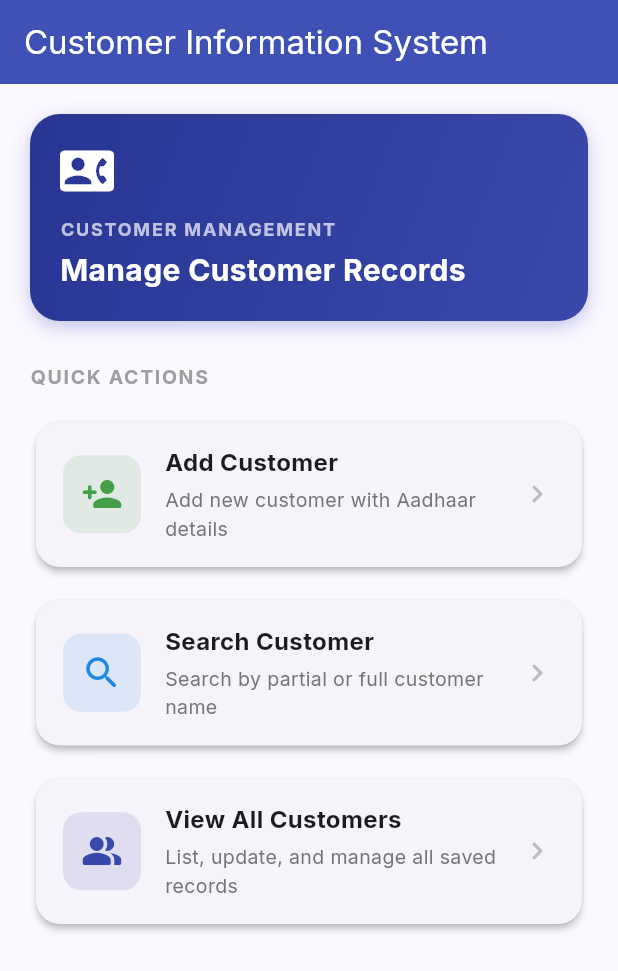
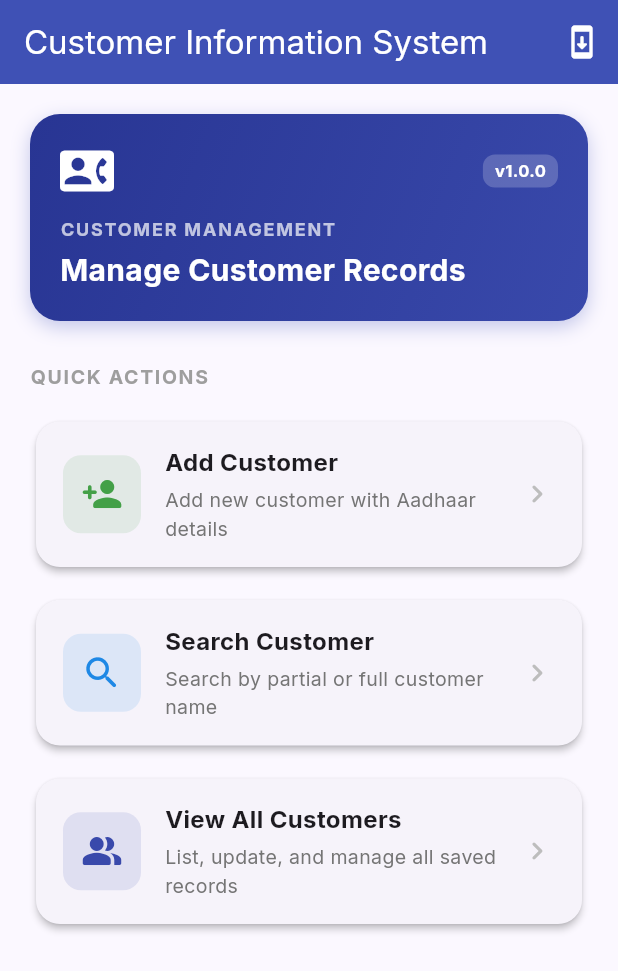
Before and after one commit to ritesh1429/customer-management-app, a Flutter app: the screen it shows after launch, on a phone screen of 412 x 824 dp. Shown: the top 971 px of the screen. Run offline on Flutter 3.47's test engine with Material 3 defaults, Android fonts, the phone set to English and light mode, and no system bars; our stand-ins replace google_fonts; accounts and stored records are empty; network calls fail.

Commit message:
Add in-app auto update system, A-Z fast scroller, and build outputs

```diff
--- a/customer_app/lib/screens/home_screen.dart
+++ b/customer_app/lib/screens/home_screen.dart
@@ -2,9 +2,24 @@ import 'package:flutter/material.dart';
 import 'add_customer_screen.dart';
 import 'search_customer_screen.dart';
 import 'all_customers_screen.dart';
+import '../services/update_service.dart';
 
-class HomeScreen extends StatelessWidget {
+class HomeScreen extends StatefulWidget {
   const HomeScreen({super.key});
+
+  @override
+  State<HomeScreen> createState() => _HomeScreenState();
+}
+
+class _HomeScreenState extends State<HomeScreen> {
+  @override
+  void initState() {
+    super.initState();
+    // Check for updates in background on app startup
+    WidgetsBinding.instance.addPostFrameCallback((_) {
+      UpdateService.checkForUpdates(context, showNoUpdateDialog: false);
+    });
+  }
 
   @override
   Widget build(BuildContext context) {
@@ -14,6 +29,15 @@ class HomeScreen extends StatelessWidget {
         elevation: 0,
         backgroundColor: Colors.indigo,
         foregroundColor: Colors.white,
+        actions: [
+          IconButton(
+            icon: const Icon(Icons.system_update_rounded),
+            tooltip: 'Check for Updates',
+            onPressed: () {
+              UpdateService.checkForUpdates(context, showNoUpdateDialog: true);
+            },
+          ),
+        ],
       ),
       body: SafeArea(
         child: Padding(
@@ -34,18 +58,38 @@ class HomeScreen extends StatelessWidget {
                   borderRadius: BorderRadius.circular(20),
                   boxShadow: [
                     BoxShadow(
-                      color: Colors.indigo.withOpacity(0.3),
+                      color: Colors.indigo.withValues(alpha: 0.3),
                       blurRadius: 10,
                       offset: const Offset(0, 4),
                     ),
                   ],
                 ),
-                child: const Column(
+                child: Column(
                   crossAxisAlignment: CrossAxisAlignment.start,
                   children: [
-                    Icon(Icons.contact_phone_rounded, color: Colors.white, size: 36),
-                    SizedBox(height: 12),
-                    Text(
+                    Row(
+                      mainAxisAlignment: MainAxisAlignment.spaceBetween,
+                      children: [
+                        const Icon(Icons.contact_phone_rounded, color: Colors.white, size: 36),
+                        Container(
+                          padding: const EdgeInsets.symmetric(horizontal: 8, vertical: 3),
+                          decoration: BoxDecoration(
+                            color: Colors.white.withValues(alpha: 0.2),
+                            borderRadius: BorderRadius.circular(8),
+                          ),
+                          child: const Text(
+                            'v${UpdateService.currentAppVersion}',
+                            style: TextStyle(
+                              color: Colors.white,
+                              fontSize: 11,
+                              fontWeight: FontWeight.bold,
+                            ),
+                          ),
+                        ),
+                      ],
+                    ),
+                    const SizedBox(height: 12),
+                    const Text(
                       'CUSTOMER MANAGEMENT',
                       style: TextStyle(
                         color: Colors.white70,
@@ -54,8 +98,8 @@ class HomeScreen extends StatelessWidget {
                         letterSpacing: 1.2,
                       ),
                     ),
-                    SizedBox(height: 4),
-                    Text(
+                    const SizedBox(height: 4),
+                    const Text(
                       'Manage Customer Records',
                       style: TextStyle(
                         color: Colors.white,
@@ -154,7 +198,7 @@ class HomeScreen extends StatelessWidget {
               Container(
                 padding: const EdgeInsets.all(12),
                 decoration: BoxDecoration(
-                  color: color.withOpacity(0.12),
+                  color: color.withValues(alpha: 0.12),
                   borderRadius: BorderRadius.circular(12),
                 ),
                 child: Icon(icon, color: color, size: 28),
--- /dev/null
+++ b/customer_app/lib/services/update_service.dart
@@ -0,0 +1,220 @@
+import 'dart:convert';
+import 'package:flutter/material.dart';
+import 'package:http/http.dart' as http;
+import 'package:url_launcher/url_launcher.dart';
+import 'api_service.dart';
+
+class UpdateInfo {
+  final String latestVersion;
+  final int latestVersionCode;
+  final String downloadUrl;
+  final String releaseNotes;
+  final bool forceUpdate;
+
+  UpdateInfo({
+    required this.latestVersion,
+    required this.latestVersionCode,
+    required this.downloadUrl,
+    required this.releaseNotes,
+    required this.forceUpdate,
+  });
+
+  factory UpdateInfo.fromJson(Map<String, dynamic> json) {
+    return UpdateInfo(
+      latestVersion: json['latest_version'] ?? '1.0.0',
+      latestVersionCode: json['latest_version_code'] ?? 1,
+      downloadUrl: json['download_url'] ?? '',
+      releaseNotes: json['release_notes'] ?? 'General improvements and bug fixes.',
+      forceUpdate: json['force_update'] ?? false,
+    );
+  }
+}
+
+class UpdateService {
+  static const String currentAppVersion = '1.0.0';
+
+  /// Check server for app updates
+  static Future<void> checkForUpdates(
+    BuildContext context, {
+    bool showNoUpdateDialog = false,
+  }) async {
+    try {
+      final response = await http.get(
+        Uri.parse('${ApiService.baseUrl}/app/version'),
+        headers: {
+          'Content-Type': 'application/json',
+          'Accept': 'application/json',
+        },
+      ).timeout(const Duration(seconds: 5));
+
+      if (response.statusCode == 200) {
+        final data = jsonDecode(response.body);
+        final updateInfo = UpdateInfo.fromJson(data);
+
+        final bool isUpdateAvailable = _isNewerVersion(
+          updateInfo.latestVersion,
+          currentAppVersion,
+        );
+
+        if (!context.mounted) return;
+
+        if (isUpdateAvailable) {
+          _showUpdateDialog(context, updateInfo);
+        } else if (showNoUpdateDialog) {
+          ScaffoldMessenger.of(context).showSnackBar(
+            SnackBar(
+              content: const Text('App is up to date (v$currentAppVersion)'),
+              backgroundColor: Colors.green.shade700,
+              behavior: SnackBarBehavior.floating,
+            ),
+          );
+        }
+      }
+    } catch (_) {
+      if (showNoUpdateDialog && context.mounted) {
+        ScaffoldMessenger.of(context).showSnackBar(
+          const SnackBar(
+            content: Text('Could not check for updates. Please try again.'),
+            backgroundColor: Colors.orange,
+            behavior: SnackBarBehavior.floating,
+          ),
+        );
+      }
+    }
+  }
+
+  static bool _isNewerVersion(String latest, String current) {
+    try {
+      final latestParts = latest.split('.').map(int.parse).toList();
+      final currentParts = current.split('.').map(int.parse).toList();
+
+      for (int i = 0; i < latestParts.length && i < currentParts.length; i++) {
+        if (latestParts[i] > currentParts[i]) return true;
+        if (latestParts[i] < currentParts[i]) return false;
+      }
+      return latestParts.length > currentParts.length;
+    } catch (_) {
+      return latest != current;
+    }
+  }
+
+  static void _showUpdateDialog(BuildContext context, UpdateInfo info) {
+    showDialog(
+      context: context,
+      barrierDismissible: !info.forceUpdate,
+      builder: (dialogContext) {
+        return PopScope(
+          canPop: !info.forceUpdate,
+          child: AlertDialog(
+            shape: RoundedRectangleBorder(
+              borderRadius: BorderRadius.circular(24),
+            ),
+            title: Row(
+              children: [
+                Container(
+                  padding: const EdgeInsets.all(10),
+                  decoration: BoxDecoration(
+                    color: Colors.indigo.shade50,
+                    borderRadius: BorderRadius.circular(12),
+                  ),
+                  child: Icon(
+                    Icons.system_update_rounded,
+                    color: Colors.indigo.shade700,
+                    size: 28,
+                  ),
+                ),
+                const SizedBox(width: 14),
+                const Expanded(
+                  child: Text(
+                    'Update Available!',
+                    style: TextStyle(
+                      fontSize: 20,
+                      fontWeight: FontWeight.bold,
+                    ),
+                  ),
+                ),
+              ],
+            ),
+            content: Column(
+              mainAxisSize: MainAxisSize.min,
+              crossAxisAlignment: CrossAxisAlignment.start,
+              children: [
+                Container(
+                  padding: const EdgeInsets.symmetric(horizontal: 10, vertical: 4),
+                  decoration: BoxDecoration(
+                    color: Colors.green.shade50,
+                    borderRadius: BorderRadius.circular(8),
+                    border: Border.all(color: Colors.green.shade200),
+                  ),
+                  child: Text(
+                    'v$currentAppVersion ➔ v${info.latestVersion}',
+                    style: TextStyle(
+                      color: Colors.green.shade900,
+                      fontWeight: FontWeight.bold,
+                      fontSize: 13,
+                    ),
+                  ),
+                ),
+                const SizedBox(height: 14),
+                const Text(
+                  "What's New:",
+                  style: TextStyle(
+                    fontWeight: FontWeight.bold,
+                    fontSize: 14,
+                  ),
+                ),
+                const SizedBox(height: 6),
+                Container(
+                  width: double.infinity,
+                  padding: const EdgeInsets.all(12),
+                  decoration: BoxDecoration(
+                    color: Colors.grey.shade100,
+                    borderRadius: BorderRadius.circular(12),
+                  ),
+                  child: Text(
+                    info.releaseNotes,
+                    style: TextStyle(
+                      color: Colors.grey.shade800,
+                      fontSize: 13,
+                      height: 1.4,
+                    ),
+                  ),
+                ),
+              ],
+            ),
+            actions: [
+              if (!info.forceUpdate)
+                TextButton(
+                  onPressed: () => Navigator.pop(dialogContext),
+                  child: Text(
+                    'LATER',
+                    style: TextStyle(color: Colors.grey.shade600),
+                  ),
+                ),
+              ElevatedButton.icon(
+                style: ElevatedButton.styleFrom(
+                  backgroundColor: Colors.indigo,
+                  foregroundColor: Colors.white,
+                  padding: const EdgeInsets.symmetric(horizontal: 20, vertical: 12),
+                  shape: RoundedRectangleBorder(
+                    borderRadius: BorderRadius.circular(12),
+                  ),
+                ),
+                icon: const Icon(Icons.download_rounded, size: 18),
+                label: const Text('UPDATE NOW'),
+                onPressed: () async {
+                  if (info.downloadUrl.isNotEmpty) {
+                    final uri = Uri.parse(info.downloadUrl);
+                    if (await canLaunchUrl(uri)) {
+                      await launchUrl(uri, mode: LaunchMode.externalApplication);
+                    }
+                  }
+                },
+              ),
+            ],
+          ),
+        );
+      },
+    );
+  }
+}
--- a/customer_app/lib/widgets/customer_card.dart
+++ b/customer_app/lib/widgets/customer_card.dart
@@ -22,7 +22,7 @@ class CustomerCard extends StatelessWidget {
       margin: const EdgeInsets.symmetric(horizontal: 16, vertical: 8),
       shape: RoundedRectangleBorder(
         borderRadius: BorderRadius.circular(16),
-        side: BorderSide(color: Colors.indigo.withOpacity(0.12)),
+        side: BorderSide(color: Colors.indigo.withValues(alpha: 0.12)),
       ),
       child: InkWell(
         borderRadius: BorderRadius.circular(16),
--- a/customer_app/pubspec.yaml
+++ b/customer_app/pubspec.yaml
@@ -13,6 +13,7 @@ dependencies:
   intl: ^0.19.0
   google_fonts: ^6.1.0
   cupertino_icons: ^1.0.8
+  url_launcher: ^6.3.0
 
 dev_dependencies:
   flutter_test:
```
Also changed, not shown: customer_app/pubspec.lock, 13 other files.
